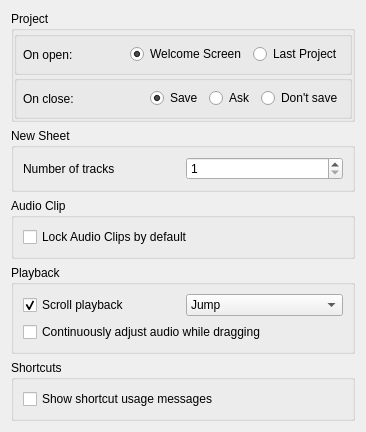
GitMirroring/traverso, file src/traverso/dialogs/settings/BehaviorConfigPage.ui: the form before one commit.
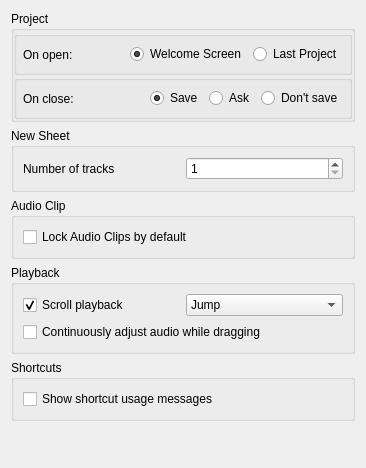
The form after the commit.

The edit to the form file:
```diff
--- a/src/traverso/dialogs/settings/BehaviorConfigPage.ui
+++ b/src/traverso/dialogs/settings/BehaviorConfigPage.ui
@@ -7,7 +7,7 @@
     <x>0</x>
     <y>0</y>
     <width>366</width>
-    <height>432</height>
+    <height>468</height>
    </rect>
   </property>
   <property name="windowTitle">
```
Left out of the diff: 2 changed lines with no effect on the pictures.
